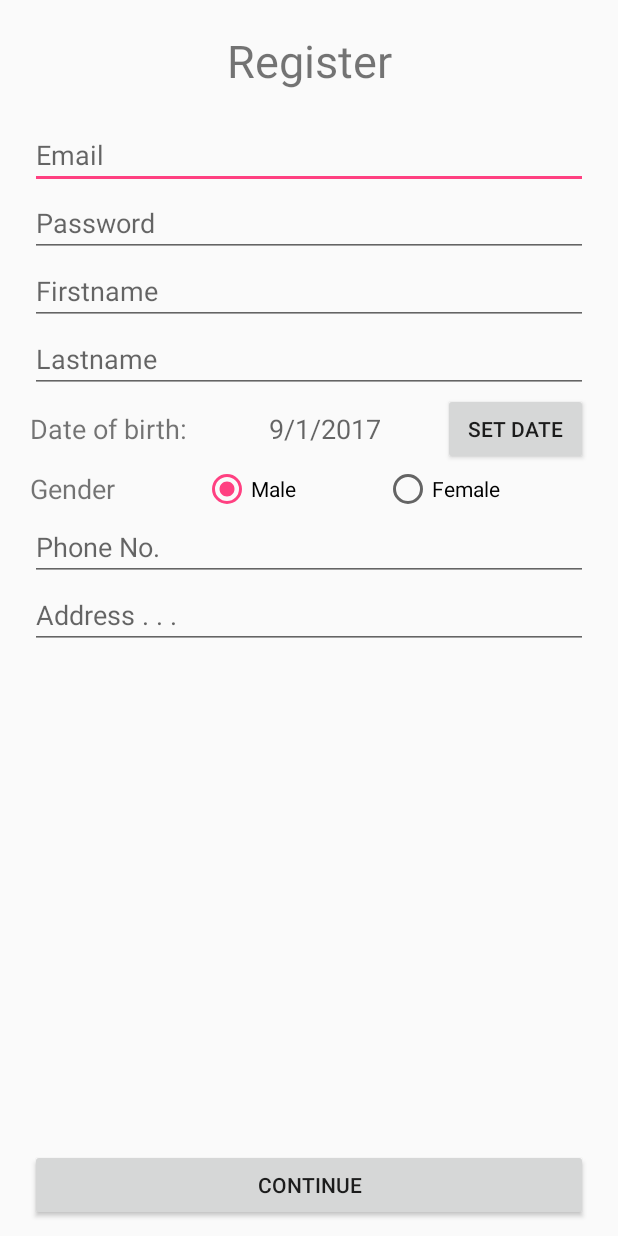
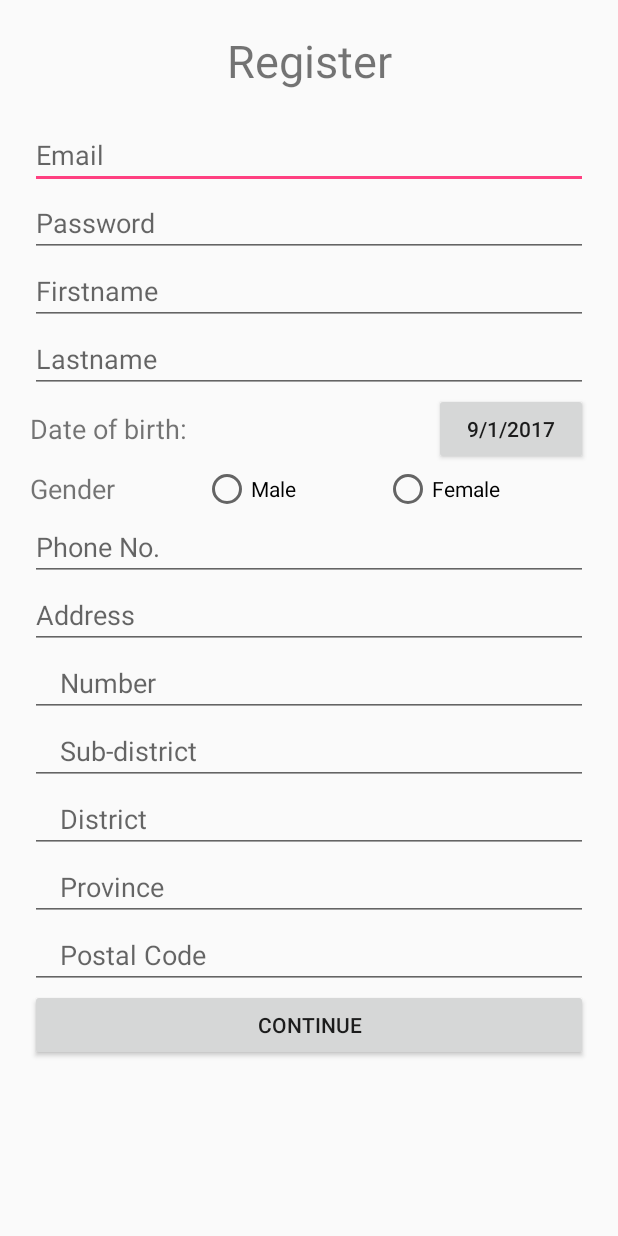
Before and after one commit to 7daysnevermore/SeniorBeautician, an Android app: the Register screen opened directly, with no data from a screen before it, on a phone screen of 412 x 824 dp. Run offline under Robolectric (Android 15) with nearby library versions, the phone set to English and light mode, and no system bars; our stand-ins replace Firebase (no records; nobody signed in at launch, a user with empty details on screens opened directly); 2 statements that could not run were skipped.

Commit message:
Edit interface and icon
edit hamburger icon

```diff
--- a/BeautyBlinkBeautician/app/src/main/java/com/example/nunepc/beautyblinkbeautician/MainActivity.java
+++ b/BeautyBlinkBeautician/app/src/main/java/com/example/nunepc/beautyblinkbeautician/MainActivity.java
@@ -149,6 +149,7 @@
                 getSupportFragmentManager().beginTransaction()
                         .replace(R.id.contentcontainer,GalleryFragment.newInstance())
                         .commit();
+                signOut();
                 break;
             case R.id.bt_request:
                 getSupportFragmentManager().beginTransaction()
@@ -170,9 +171,6 @@
                         .replace(R.id.contentcontainer,ProFragment.newInstance())
                         .commit();
                 break;
-            case R.id.v_pro:
-                signOut();
-                break;
         }
     }
 }
--- a/BeautyBlinkBeautician/app/src/main/java/com/example/nunepc/beautyblinkbeautician/Register.java
+++ b/BeautyBlinkBeautician/app/src/main/java/com/example/nunepc/beautyblinkbeautician/Register.java
@@ -2,10 +2,12 @@
 
 
 import android.content.Intent;
+import android.support.annotation.NonNull;
 import android.support.v7.app.AppCompatActivity;
 import android.os.Bundle;
 import android.app.DatePickerDialog;
 import android.app.Dialog;
+import android.text.TextUtils;
 import android.view.View;
 
 import android.widget.DatePicker;
@@ -13,8 +15,14 @@
 import android.widget.Toast;
 
 import com.example.nunepc.beautyblinkbeautician.fragment.GalleryFragment;
+import com.example.nunepc.beautyblinkbeautician.model.User;
+import com.google.android.gms.tasks.OnCompleteListener;
+import com.google.android.gms.tasks.Task;
+import com.google.firebase.auth.AuthResult;
 import com.google.firebase.auth.FirebaseAuth;
 import com.google.firebase.auth.FirebaseUser;
+import com.google.firebase.database.DatabaseReference;
+import com.google.firebase.database.FirebaseDatabase;
 
 import java.util.Calendar;
 
@@ -29,12 +37,24 @@
     private TextView dateView;
     private int year, month, day;
 
+    private TextView inputEmail, inputPassword, inputFirstname, inputLasstname,
+            inputPhoneNo, inputAddr_num, inputAddr_s_dist,
+            inputAddr_dist, inputAddr_province, inputAddr_code;
+
+    private String email, pass, fname, lname, phone, addr_num,
+            addr_s_dist, addr_dist, addr_province, addr_code;
+
+    private FirebaseAuth mFirebaseAuth;
+    private FirebaseUser mFirebaseUser;
+    private FirebaseAuth.AuthStateListener mAuthListener;
+    private FirebaseAuth mAuth;
+
     @Override
     protected void onCreate(Bundle savedInstanceState) {
         super.onCreate(savedInstanceState);
         setContentView(R.layout.activity_regist1);
 
-        dateView = (TextView) findViewById(R.id.textView3);
+        dateView = (TextView) findViewById(R.id.button1);
         calendar = Calendar.getInstance();
         year = calendar.get(Calendar.YEAR);
 
@@ -42,9 +62,24 @@
         day = calendar.get(Calendar.DAY_OF_MONTH);
         showDate(year, month + 1, day);
 
+        final String email = inputEmail.getText().toString();
+        final String password = inputPassword.getText().toString();
+
+        if (TextUtils.isEmpty(email)) {
+            Toast.makeText(getApplicationContext(), "Enter email address!", Toast.LENGTH_SHORT).show();
+            return;
+        }
+
+        if (TextUtils.isEmpty(password)) {
+            Toast.makeText(getApplicationContext(), "Enter password!", Toast.LENGTH_SHORT).show();
+            return;
+        }
+
         findViewById(R.id.btn_continue).setOnClickListener(this);
 
     }
+
+
 
     @SuppressWarnings("deprecation")
     public void setDate(View view) {
@@ -86,8 +121,7 @@
     public void onClick(View v) {
         switch (v.getId()) {
             case R.id.btn_continue:
-                setContentView(R.layout.activity_regist2);
-                findViewById(R.id.btn_register).setOnClickListener(this);
+                addNewUser();
             break;
             case R.id.btn_register:
                 setContentView(R.layout.activity_pre_verify);
@@ -97,4 +131,65 @@
                 startActivity(new Intent(Register.this, MainActivity.class));
         }
     }
+
+    public void addNewUser(){
+
+
+
+        //create user
+        mAuth.createUserWithEmailAndPassword(email, pass)
+                .addOnCompleteListener(Register.this, new OnCompleteListener<AuthResult>() {
+                    @Override
+                    public void onComplete(@NonNull Task<AuthResult> task) {
+                        Toast.makeText(Register.this, "createUserWithEmail:onComplete:" + task.isSuccessful(), Toast.LENGTH_SHORT).show();
+                        // If sign in fails, display a message to the user. If sign in succeeds
+                        // the auth state listener will be notified and logic to handle the
+                        // signed in user can be handled in the listener.
+                        if (!task.isSuccessful()) {
+                            Toast.makeText(Register.this, "Authentication failed." + task.getException(),
+                                    Toast.LENGTH_SHORT).show();
+                        } else {
+                            //Get current to pull UID and email
+                            mFirebaseAuth = FirebaseAuth.getInstance();
+                            mFirebaseUser = mFirebaseAuth.getCurrentUser();
+
+                            //create root of Beautician
+                            DatabaseReference mRootRef = FirebaseDatabase.getInstance().getReference();
+
+                            DatabaseReference mUsersRef = mRootRef.child("beautician");
+                            //String key = mUsersRef.push().getKey();
+
+                            User user = new User(email, "Chanasit");
+
+                                /*HashMap<String, Object> UserValues = new HashMap<>();
+                                UserValues.put("Email", email);
+                                UserValues.put("Name", "Tidaporn");
+
+                                Map<String, Object> childUpdates = new HashMap<>();
+                                childUpdates.put( mFirebaseUser.getUid(), UserValues);
+
+                                mUsersRef.updateChildren(childUpdates);*/
+
+                            mUsersRef.child(mFirebaseUser.getUid()).setValue(user);
+
+                        }
+                    }
+                });
+
+        //continue to add service
+        setContentView(R.layout.activity_regist2);
+        findViewById(R.id.btn_register).setOnClickListener(this);
+
+
+    }
+
+    public void addService(){
+
+
+
+        //finish register
+        setContentView(R.layout.activity_pre_verify);
+        findViewById(R.id.btn_skip).setOnClickListener(this);
+
+    }
 }
--- a/BeautyBlinkBeautician/app/src/main/res/layout/activity_regist1.xml
+++ b/BeautyBlinkBeautician/app/src/main/res/layout/activity_regist1.xml
@@ -5,6 +5,15 @@
     android:layout_height="match_parent"
     android:layout_marginLeft="20dp"
     android:layout_marginRight="20dp"
+    android:orientation="vertical">
+
+    <ScrollView
+        android:layout_width="match_parent"
+        android:layout_height="wrap_content">
+
+        <LinearLayout
+            android:layout_width="match_parent"
+            android:layout_height="wrap_content"
             android:orientation="vertical">
 
         <TextView
@@ -68,7 +77,7 @@
                     android:textSize="18sp" />
 
                 <TextView
-                android:id="@+id/textView3"
+                    android:id="@+id/birthdate"
                     android:layout_width="wrap_content"
                     android:layout_height="match_parent"
                     android:layout_weight="3"
@@ -104,7 +113,7 @@
                 <RadioGroup
                     android:layout_width="wrap_content"
                     android:layout_height="wrap_content"
-                android:checkedButton="@+id/male"
+                    android:checkedButton="@+id/gender"
                     android:layout_weight="2"
                     android:orientation="horizontal">
 
@@ -137,11 +146,54 @@
             <EditText
                 android:layout_width="match_parent"
                 android:layout_height="wrap_content"
-            android:hint="Address . . ."
-            android:inputType="textMultiLine"
-            android:maxLines="3" />
+                android:hint="Address"
+                android:inputType="text"
+                android:maxLines="1" />
 
-    </LinearLayout>
+            <EditText
+                android:id="@+id/addressnum"
+                android:paddingLeft="20dp"
+                android:layout_width="match_parent"
+                android:layout_height="wrap_content"
+                android:hint="Number"
+                android:inputType="text"
+                android:maxLines="1" />
+
+            <EditText
+                android:id="@+id/sub-district"
+                android:layout_width="match_parent"
+                android:layout_height="wrap_content"
+                android:paddingLeft="20dp"
+                android:hint="Sub-district"
+                android:inputType="text"
+                android:maxLines="1" />
+
+            <EditText
+                android:id="@+id/district"
+                android:layout_width="match_parent"
+                android:layout_height="wrap_content"
+                android:paddingLeft="20dp"
+                android:hint="District"
+                android:inputType="text"
+                android:maxLines="1" />
+
+            <EditText
+                android:id="@+id/province"
+                android:layout_width="match_parent"
+                android:layout_height="wrap_content"
+                android:paddingLeft="20dp"
+                android:hint="Province"
+                android:inputType="text"
+                android:maxLines="1" />
+
+            <EditText
+                android:id="@+id/code"
+                android:layout_width="match_parent"
+                android:layout_height="wrap_content"
+                android:paddingLeft="20dp"
+                android:hint="Postal Code"
+                android:inputType="text"
+                android:maxLines="1" />
 
             <LinearLayout
                 android:layout_width="match_parent"
@@ -156,3 +208,14 @@
             </LinearLayout>
 
         </LinearLayout>
+
+        </LinearLayout>
+
+
+
+    </ScrollView>
+
+
+
+
+</LinearLayout>
```
Also changed, not shown: BeautyBlinkBeautician/app/src/main/res/layout/activity_main.xml (+5 -76 lines), BeautyBlinkBeautician/app/src/main/res/mipmap-hdpi/setting_70.png (added), BeautyBlinkBeautician/app/src/main/res/mipmap-mdpi/setting_70.png (added), BeautyBlinkBeautician/app/src/main/res/mipmap-xhdpi/setting_70.png (added), BeautyBlinkBeautician/app/src/main/res/mipmap-xxhdpi/setting_70.png (added), BeautyBlinkBeautician/app/src/main/res/mipmap-xxxhdpi/setting_70.png (added). Lines whose indentation alone changed are shown as unchanged.
